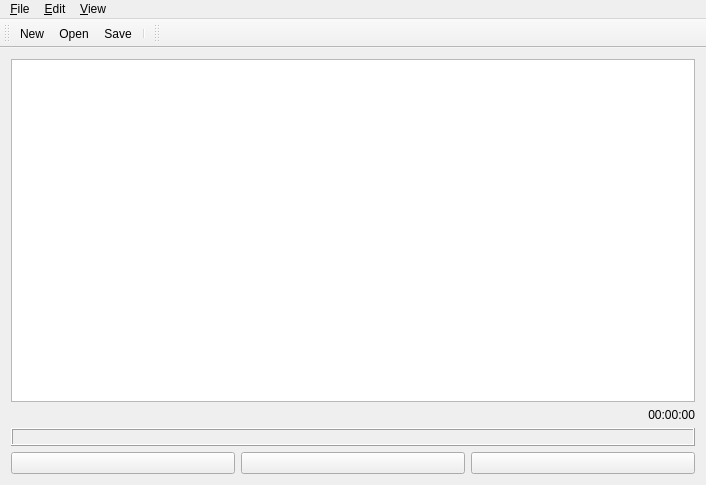
First picture: the form in src/mainwindow.ui, repository MJAS1/vidman, before the edit.
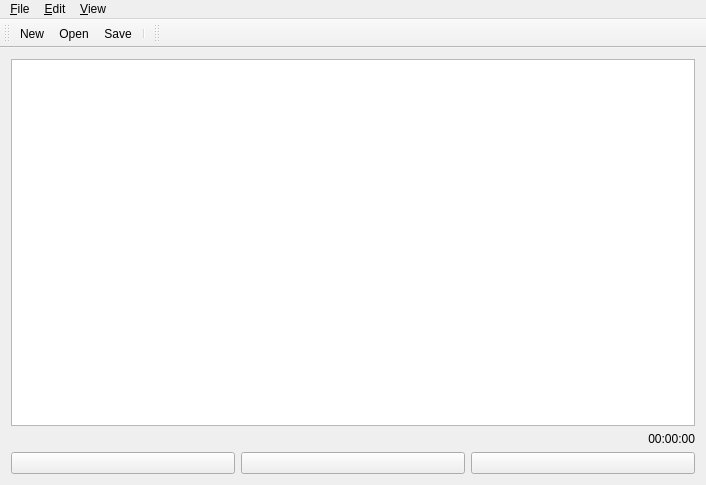
Second picture: the form after the edit. Icons and pictures are not drawn. Custom widgets are drawn as their Qt base class.

Patch:
```diff
--- a/src/mainwindow.ui
+++ b/src/mainwindow.ui
@@ -108,31 +108,6 @@
       </item>
      </layout>
     </item>
-    <item row="3" column="0" colspan="2">
-     <widget class="QLabel" name="statusLbl">
-      <property name="font">
-       <font>
-        <weight>75</weight>
-        <bold>true</bold>
-       </font>
-      </property>
-      <property name="frameShape">
-       <enum>QFrame::Box</enum>
-      </property>
-      <property name="frameShadow">
-       <enum>QFrame::Raised</enum>
-      </property>
-      <property name="lineWidth">
-       <number>1</number>
-      </property>
-      <property name="midLineWidth">
-       <number>0</number>
-      </property>
-      <property name="text">
-       <string/>
-      </property>
-     </widget>
-    </item>
    </layout>
   </widget>
   <widget class="QMenuBar" name="menuBar">
```
Left out of the diff: 2 changed lines with no effect on the pictures.
